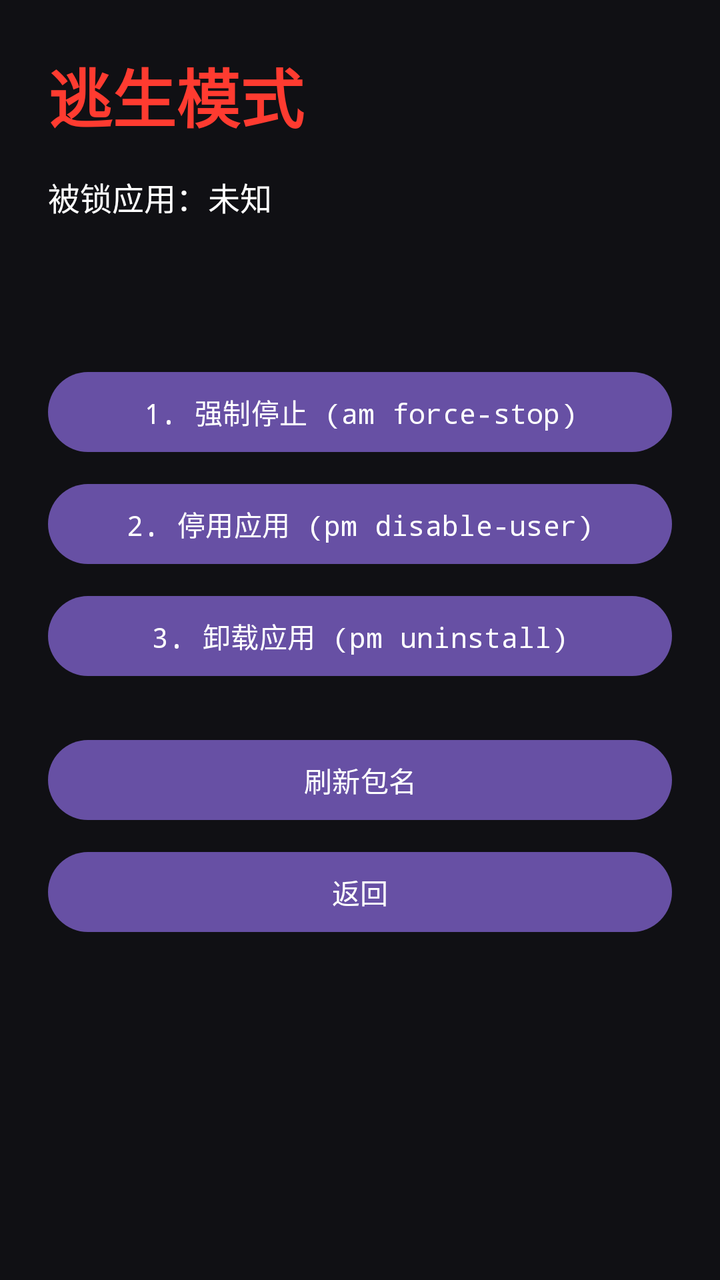
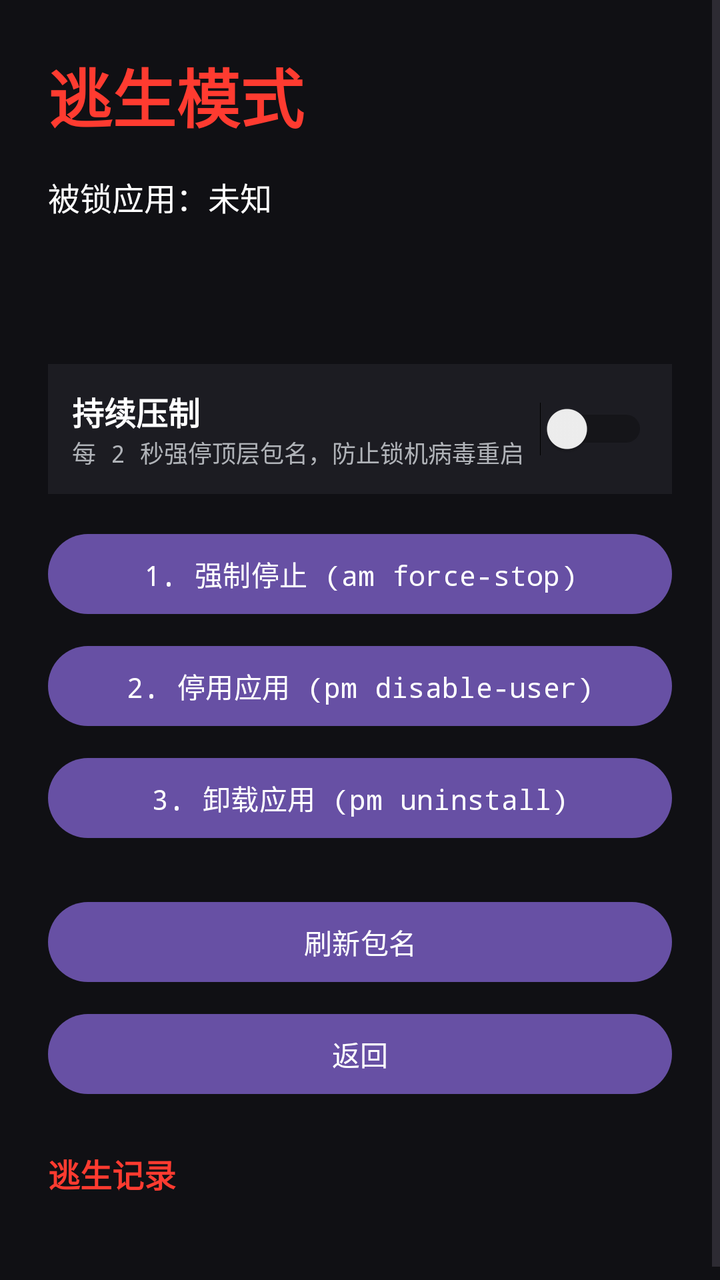

An Android layout rendered at two revisions. The XML below is the earlier revision; the diff shows what the commit changed to produce the second picture.
<!-- AndroidManifest.xml: activity theme Theme.LockEscape.Escape -->
<!-- res/layout/activity_escape.xml -->
<?xml version="1.0" encoding="utf-8"?>
<LinearLayout xmlns:android="http://schemas.android.com/apk/res/android"
    android:layout_width="match_parent"
    android:layout_height="match_parent"
    android:background="@color/escape_bg"
    android:orientation="vertical"
    android:padding="24dp">

    <TextView
        android:layout_width="wrap_content"
        android:layout_height="wrap_content"
        android:text="逃生模式"
        android:textColor="@color/escape_red"
        android:textSize="32sp"
        android:textStyle="bold" />

    <TextView
        android:id="@+id/tvTopPackage"
        android:layout_width="match_parent"
        android:layout_height="wrap_content"
        android:layout_marginTop="16dp"
        android:text="被锁应用：未知"
        android:textColor="@color/text_primary"
        android:textSize="16sp" />

    <TextView
        android:id="@+id/tvResult"
        android:layout_width="match_parent"
        android:layout_height="wrap_content"
        android:layout_marginTop="8dp"
        android:minHeight="40dp"
        android:textColor="@color/text_primary"
        android:textSize="13sp" />

    <Button
        android:id="@+id/btnForceStop"
        android:layout_width="match_parent"
        android:layout_height="wrap_content"
        android:layout_marginTop="24dp"
        android:text="1. 强制停止 (am force-stop)" />

    <Button
        android:id="@+id/btnDisable"
        android:layout_width="match_parent"
        android:layout_height="wrap_content"
        android:layout_marginTop="8dp"
        android:text="2. 停用应用 (pm disable-user)" />

    <Button
        android:id="@+id/btnUninstall"
        android:layout_width="match_parent"
        android:layout_height="wrap_content"
        android:layout_marginTop="8dp"
        android:text="3. 卸载应用 (pm uninstall)" />

    <Button
        android:id="@+id/btnRefresh"
        android:layout_width="match_parent"
        android:layout_height="wrap_content"
        android:layout_marginTop="24dp"
        android:text="刷新包名" />

    <Button
        android:id="@+id/btnExit"
        android:layout_width="match_parent"
        android:layout_height="wrap_content"
        android:layout_marginTop="8dp"
        android:text="返回" />

</LinearLayout>
<!-- resources referenced by this layout -->
<resources>
  <color name="escape_bg">#101014</color>
  <color name="escape_red">#FF3B30</color>
  <color name="text_primary">#FFFFFF</color>
  <style name="Theme.LockEscape.Escape" parent="Theme.Material3.DayNight.NoActionBar">
          <item name="android:windowBackground">@android:color/black</item>
          <item name="android:fontFamily">monospace</item>
      </style>
</resources>

<!-- the commit's change to res/layout/activity_escape.xml (unified diff, before → after) -->
@@ -1,70 +1,130 @@
 <?xml version="1.0" encoding="utf-8"?>
-<LinearLayout xmlns:android="http://schemas.android.com/apk/res/android"
+<ScrollView xmlns:android="http://schemas.android.com/apk/res/android"
     android:layout_width="match_parent"
     android:layout_height="match_parent"
-    android:background="@color/escape_bg"
-    android:orientation="vertical"
-    android:padding="24dp">
+    android:background="@color/escape_bg">
 
-    <TextView
-        android:layout_width="wrap_content"
-        android:layout_height="wrap_content"
-        android:text="逃生模式"
-        android:textColor="@color/escape_red"
-        android:textSize="32sp"
-        android:textStyle="bold" />
-
-    <TextView
-        android:id="@+id/tvTopPackage"
+    <LinearLayout
         android:layout_width="match_parent"
         android:layout_height="wrap_content"
-        android:layout_marginTop="16dp"
-        android:text="被锁应用：未知"
-        android:textColor="@color/text_primary"
-        android:textSize="16sp" />
+        android:orientation="vertical"
+        android:padding="24dp">
 
-    <TextView
-        android:id="@+id/tvResult"
-        android:layout_width="match_parent"
-        android:layout_height="wrap_content"
-        android:layout_marginTop="8dp"
-        android:minHeight="40dp"
-        android:textColor="@color/text_primary"
-        android:textSize="13sp" />
+        <TextView
+            android:layout_width="wrap_content"
+            android:layout_height="wrap_content"
+            android:text="逃生模式"
+            android:textColor="@color/escape_red"
+            android:textSize="32sp"
+            android:textStyle="bold" />
 
-    <Button
-        android:id="@+id/btnForceStop"
-        android:layout_width="match_parent"
-        android:layout_height="wrap_content"
-        android:layout_marginTop="24dp"
-        android:text="1. 强制停止 (am force-stop)" />
+        <TextView
+            android:id="@+id/tvTopPackage"
+            android:layout_width="match_parent"
+            android:layout_height="wrap_content"
+            android:layout_marginTop="16dp"
+            android:text="被锁应用：未知"
+            android:textColor="@color/text_primary"
+            android:textSize="16sp" />
 
-    <Button
-        android:id="@+id/btnDisable"
-        android:layout_width="match_parent"
-        android:layout_height="wrap_content"
-        android:layout_marginTop="8dp"
-        android:text="2. 停用应用 (pm disable-user)" />
+        <TextView
+            android:id="@+id/tvResult"
+            android:layout_width="match_parent"
+            android:layout_height="wrap_content"
+            android:layout_marginTop="8dp"
+            android:minHeight="40dp"
+            android:textColor="@color/text_primary"
+            android:textSize="13sp" />
 
-    <Button
-        android:id="@+id/btnUninstall"
-        android:layout_width="match_parent"
-        android:layout_height="wrap_content"
-        android:layout_marginTop="8dp"
-        android:text="3. 卸载应用 (pm uninstall)" />
+        <LinearLayout
+            android:layout_width="match_parent"
+            android:layout_height="wrap_content"
+            android:layout_marginTop="24dp"
+            android:background="@color/card_bg"
+            android:gravity="center_vertical"
+            android:orientation="horizontal"
+            android:padding="12dp">
 
-    <Button
-        android:id="@+id/btnRefresh"
-        android:layout_width="match_parent"
-        android:layout_height="wrap_content"
-        android:layout_marginTop="24dp"
-        android:text="刷新包名" />
+            <LinearLayout
+                android:layout_width="0dp"
+                android:layout_height="wrap_content"
+                android:layout_weight="1"
+                android:orientation="vertical">
 
-    <Button
-        android:id="@+id/btnExit"
-        android:layout_width="match_parent"
-        android:layout_height="wrap_content"
-        android:layout_marginTop="8dp"
-        android:text="返回" />
+                <TextView
+                    android:layout_width="wrap_content"
+                    android:layout_height="wrap_content"
+                    android:text="持续压制"
+                    android:textColor="@color/text_primary"
+                    android:textSize="16sp"
+                    android:textStyle="bold" />
 
-</LinearLayout>
+                <TextView
+                    android:layout_width="wrap_content"
+                    android:layout_height="wrap_content"
+                    android:text="每 2 秒强停顶层包名，防止锁机病毒重启"
+                    android:textColor="@color/text_secondary"
+                    android:textSize="12sp" />
+            </LinearLayout>
+
+            <Switch
+                android:id="@+id/switchSuppress"
+                android:layout_width="wrap_content"
+                android:layout_height="wrap_content" />
+        </LinearLayout>
+
+        <Button
+            android:id="@+id/btnForceStop"
+            android:layout_width="match_parent"
+            android:layout_height="wrap_content"
+            android:layout_marginTop="16dp"
+            android:text="1. 强制停止 (am force-stop)" />
+
+        <Button
+            android:id="@+id/btnDisable"
+            android:layout_width="match_parent"
+            android:layout_height="wrap_content"
+            android:layout_marginTop="8dp"
+            android:text="2. 停用应用 (pm disable-user)" />
+
+        <Button
+            android:id="@+id/btnUninstall"
+            android:layout_width="match_parent"
+            android:layout_height="wrap_content"
+            android:layout_marginTop="8dp"
+            android:text="3. 卸载应用 (pm uninstall)" />
+
+        <Button
+            android:id="@+id/btnRefresh"
+            android:layout_width="match_parent"
+            android:layout_height="wrap_content"
+            android:layout_marginTop="24dp"
+            android:text="刷新包名" />
+
+        <Button
+            android:id="@+id/btnExit"
+            android:layout_width="match_parent"
+            android:layout_height="wrap_content"
+            android:layout_marginTop="8dp"
+            android:text="返回" />
+
+        <TextView
+            android:layout_width="wrap_content"
+            android:layout_height="wrap_content"
+            android:layout_marginTop="24dp"
+            android:text="逃生记录"
+            android:textColor="@color/escape_red"
+            android:textSize="16sp"
+            android:textStyle="bold" />
+
+        <TextView
+            android:id="@+id/tvLogs"
+            android:layout_width="match_parent"
+            android:layout_height="wrap_content"
+            android:layout_marginTop="8dp"
+            android:fontFamily="monospace"
+            android:textColor="@color/text_secondary"
+            android:textSize="12sp" />
+
+    </LinearLayout>
+</ScrollView>
<!-- resource entries referenced after the edit -->
@@ -1,8 +1,10 @@
 <!-- resources referenced by this layout -->
 <resources>
+  <color name="card_bg">#1C1C22</color>
   <color name="escape_bg">#101014</color>
   <color name="escape_red">#FF3B30</color>
   <color name="text_primary">#FFFFFF</color>
+  <color name="text_secondary">#B0B3B8</color>
   <style name="Theme.LockEscape.Escape" parent="Theme.Material3.DayNight.NoActionBar">
           <item name="android:windowBackground">@android:color/black</item>
           <item name="android:fontFamily">monospace</item>
